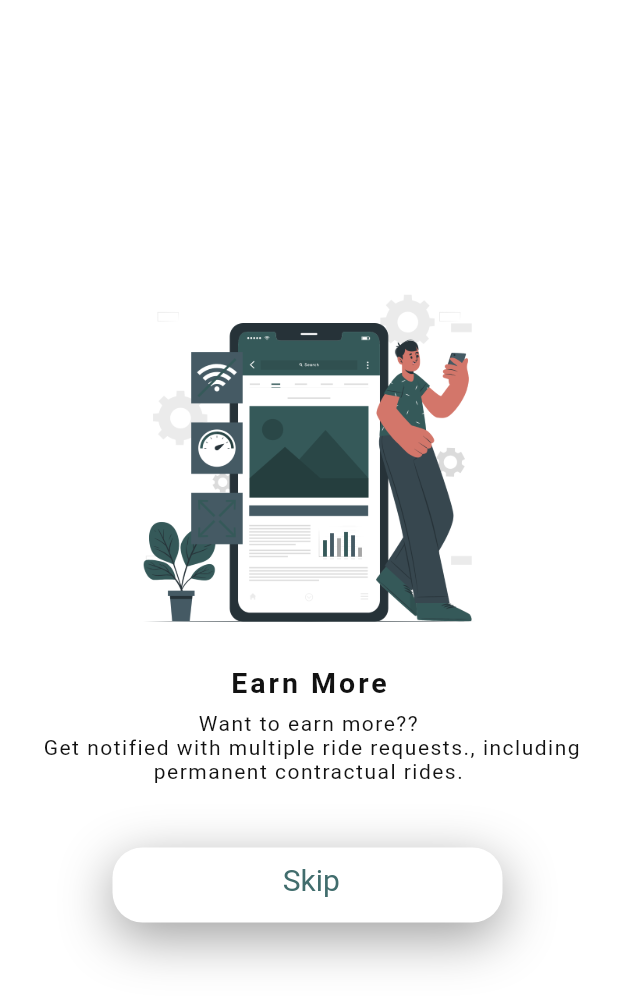
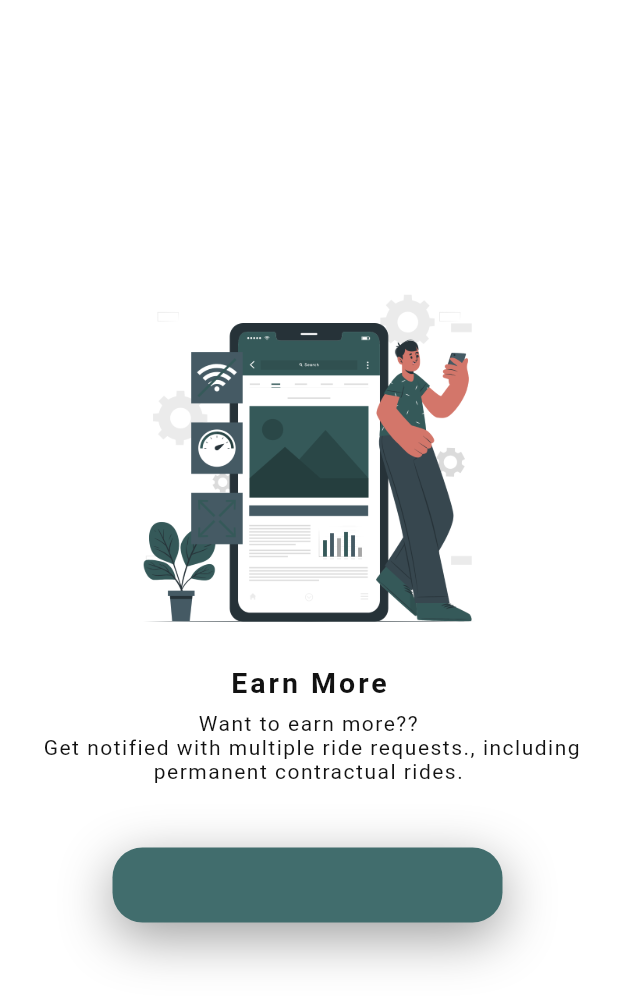
Before and after one commit to sameenkhan1965/quickliner, a Flutter app: the screen it shows after launch, on a phone screen of 412 x 824 dp. Shown: the top 1006 px of the screen. Run offline on Flutter 3.47's test engine with Material 2 defaults, Android fonts, the phone set to English and light mode, and no system bars; our stand-ins replace animated_text_kit, firebase_auth, firebase_core, firebase_database, fluttertoast, font_awesome_flutter and 3 more; missing offline and left inert: firebase_auth_web, firebase_core_web, firebase_database_web, flutter_geofire, flutter_polyline_points; accounts and stored records are empty; Roboto replaces fonts that are missing (myFont1, myFont2).

Commit message:
Splash Screens interface changes

```diff
--- a/lib/splashScreen/splash_screen2.dart
+++ b/lib/splashScreen/splash_screen2.dart
@@ -109,7 +109,7 @@ class _MySplashScreen2State extends State<MySplashScreen2>
                               padding: EdgeInsets.all(10.0),
                               height:50,
                               width: 260,
-                              decoration: BoxDecoration(color:Colors.white,
+                              decoration: BoxDecoration(color:primaryGreen,
                                 borderRadius: BorderRadius.circular(20),
                                 boxShadow: shadowList,
                               ),
```
